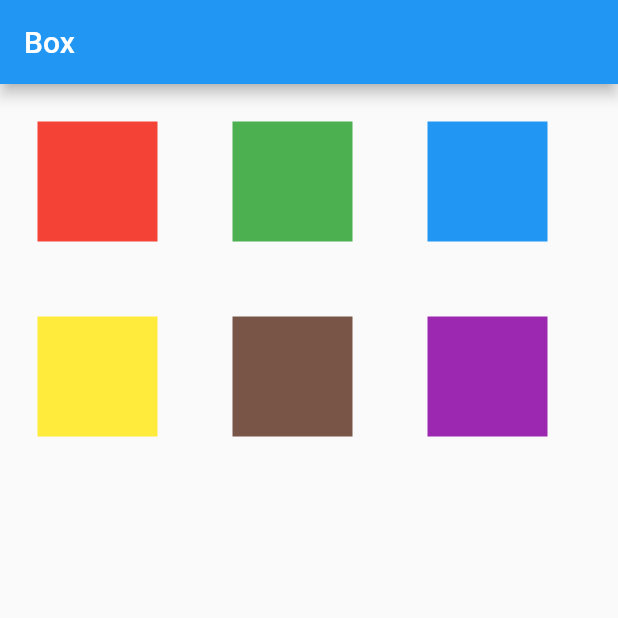
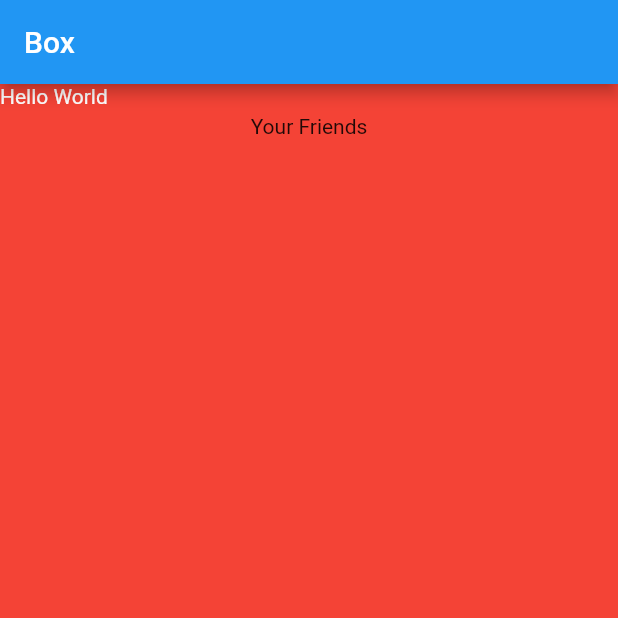
Before and after one commit to LeeWongSnail/FlutterLearning, a Flutter app: the screen it shows after launch, on a phone screen of 412 x 824 dp, the top half of it. Run offline on Flutter 3.47's test engine with Material 2 defaults, Android fonts, the phone set to English and light mode, and no system bars.

Commit message:
[comments]：添加stack&positioned文章 [jira_id]：none [version]：

```diff
--- a/Demo/flutterui/lib/main.dart
+++ b/Demo/flutterui/lib/main.dart
@@ -65,64 +65,19 @@ class _ProgressRouteState extends State<ProgressRoute> with SingleTickerProvider
       appBar: AppBar(
         title: Text('Box'),
       ),
-      body: Flow(
-        delegate: TestFlowDelegate(margin: EdgeInsets.all(25.0)),
-        children: [
-          Container(width: 80.0, height:80.0, color: Colors.red,),
-          Container(width: 80.0, height:80.0, color: Colors.green,),
-          Container(width: 80.0, height:80.0, color: Colors.blue,),
-          Container(width: 80.0, height:80.0,  color: Colors.yellow,),
-          Container(width: 80.0, height:80.0, color: Colors.brown,),
-
-          Container(width: 80.0, height:80.0,  color: Colors.purple,),
-        ],
+      body: ConstrainedBox(
+        constraints: BoxConstraints.expand(),
+        child: Stack(
+          alignment: Alignment.center,
+          fit: StackFit.expand,
+          clipBehavior: Clip.hardEdge,
+          children: [
+            Positioned(child: Text('I am LeeWong'), left: 20,),
+            Container(child: Text('Hello World', style: TextStyle(color: Colors.white),), color: Colors.red,),
+            Positioned(child: Text('Your Friends'), top: 20,),
+          ],
+        ),
       ),
     );
   }
 }
-
-
-class TestFlowDelegate extends FlowDelegate {
-  EdgeInsets margin;
-
-  TestFlowDelegate({this.margin = EdgeInsets.zero});
-
-  double width = 0;
-  double height = 0;
-
-  @override
-  void paintChildren(FlowPaintingContext context) {
-    // TODO: implement paintChildren
-    var x = margin.left;
-    var y = margin.top;
-    // 计算每一个子widget的位置
-    for (int i = 0; i < context.childCount; i++) {
-      var w = context.getChildSize(i)!.width + x + margin.right;
-      if(w < context.size.width) {
-        context.paintChild(i, transform: Matrix4.translationValues(x, y, 0.0));
-        x = w + margin.left;
-      } else {
-        x = margin.left;
-        y += context.getChildSize(i)!.height + margin.top + margin.bottom;
-        // 绘制子widget
-        context.paintChild(i, transform: Matrix4.translationValues(x, y, 0.0));
-        x += context.getChildSize(i)!.width + margin.left + margin.right;
-      }
-    }
-  }
-
-  @override
-  Size getSize(BoxConstraints constraints) {
-    // TODO: implement getSize
-    // 指定flow的大小，简单起见我们让宽度尽可能的大，但高度指定为200
-    // 实际开发中我们需要根据子元素所占用的具体宽高来设置flow大小
-    return Size(double.infinity, 250);
-  }
-
-  @override
-  bool shouldRepaint(covariant FlowDelegate oldDelegate) {
-    // TODO: implement shouldRepaint
-    return oldDelegate != this;
-  }
-
-}
```
Also changed, not shown: Demo/flutterui/lib/flutterui_flow.dart (+98 -0 lines), res/flutterui_stack.png (added), res/flutterui_stackerror.png (added), 1 other file.
